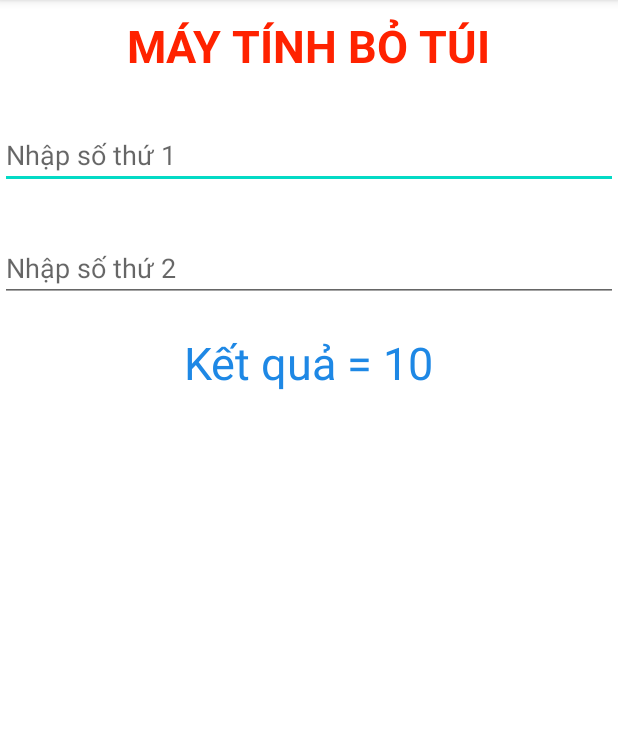
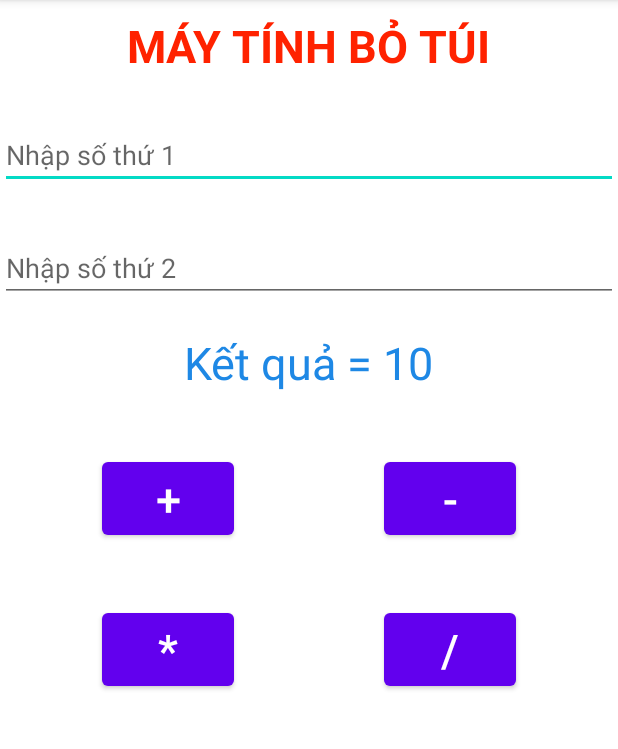
Before and after one commit to phamtanphat/Maytinhbotui20072021, an Android app: the screen it shows after launch (MainActivity), on a phone screen of 412 x 824 dp, the part 84-833 px from its top. Run offline under Robolectric (Android 15) with nearby library versions, the phone set to English and light mode, and no system bars.

Commit message:
update ui

```diff
--- a/app/src/main/res/layout/activity_main.xml
+++ b/app/src/main/res/layout/activity_main.xml
@@ -42,4 +42,41 @@
         android:layout_width="wrap_content"
         android:layout_height="wrap_content"/>
 
+    <LinearLayout
+        android:gravity="center"
+        android:orientation="horizontal"
+        android:layout_marginTop="40dp"
+        android:layout_width="match_parent"
+        android:layout_height="wrap_content">
+        <Button
+            android:layout_marginRight="100dp"
+            android:textSize="30sp"
+            android:text="+"
+            android:layout_width="wrap_content"
+            android:layout_height="wrap_content"/>
+        <Button
+            android:textSize="30sp"
+            android:text="-"
+            android:layout_width="wrap_content"
+            android:layout_height="wrap_content"/>
+    </LinearLayout>
+
+    <LinearLayout
+        android:gravity="center"
+        android:orientation="horizontal"
+        android:layout_marginTop="40dp"
+        android:layout_width="match_parent"
+        android:layout_height="wrap_content">
+        <Button
+            android:layout_marginRight="100dp"
+            android:textSize="30sp"
+            android:text="*"
+            android:layout_width="wrap_content"
+            android:layout_height="wrap_content"/>
+        <Button
+            android:textSize="30sp"
+            android:text="/"
+            android:layout_width="wrap_content"
+            android:layout_height="wrap_content"/>
+    </LinearLayout>
 </LinearLayout>
```
